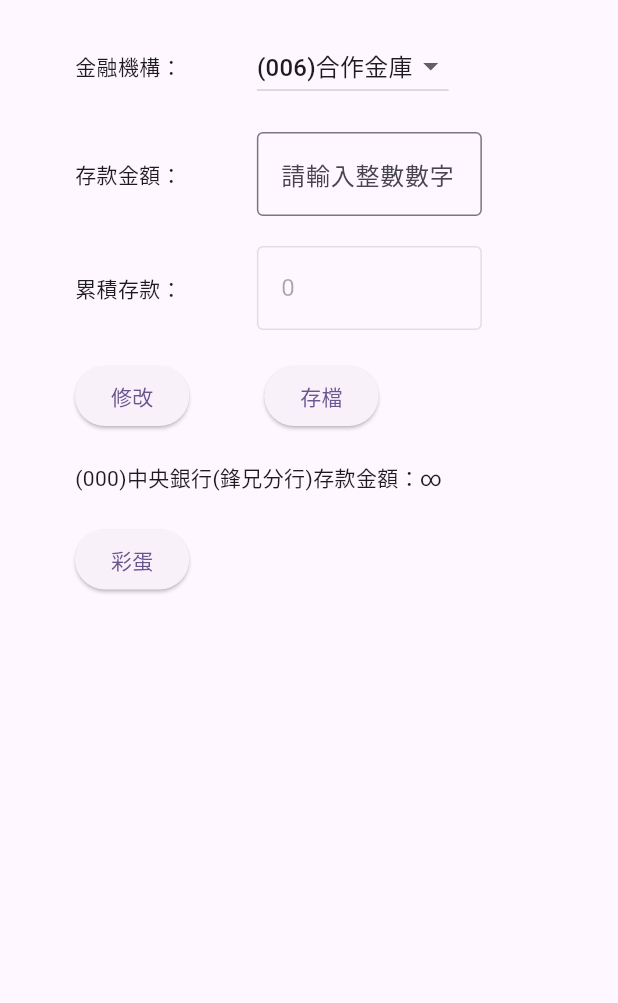
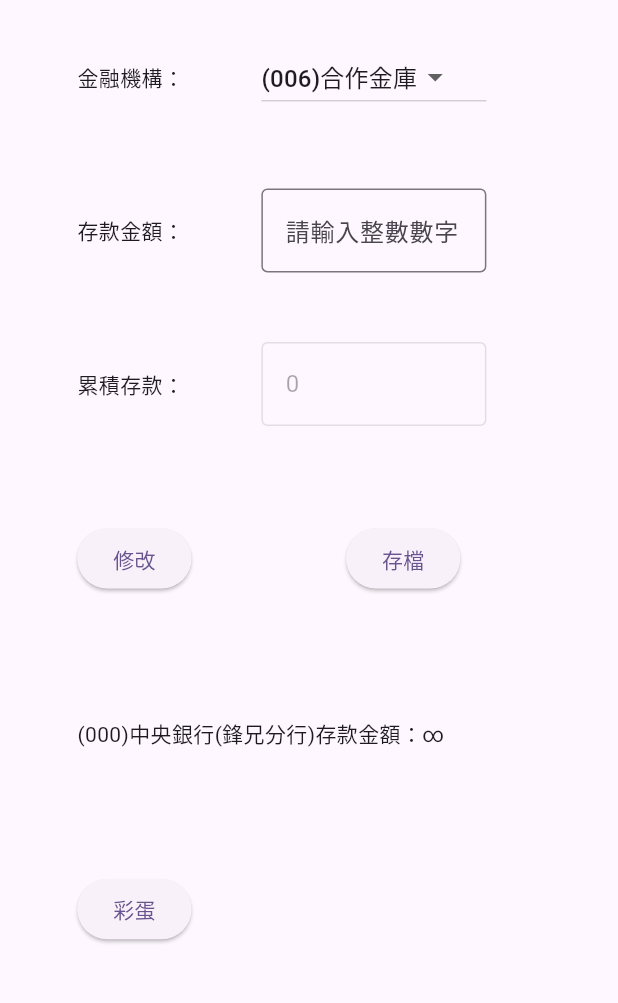
Before and after one commit to goldshoot0720/Flutter_Feng37_Bank, a Flutter app: the screen it shows after launch, on a phone screen of 412 x 824 dp, the part 84-1087 px from its top. Run offline on Flutter 3.47's test engine with Material 3 defaults, Android fonts, the light colour scheme and no system bars; our stand-ins replace fluttertoast, shared_preferences.

Commit message:
screenHeight screenWidth auto rejust

```diff
--- a/lib/main.dart
+++ b/lib/main.dart
@@ -1,6 +1,7 @@
 import 'package:flutter/material.dart';
 import 'package:shared_preferences/shared_preferences.dart';
 import 'package:fluttertoast/fluttertoast.dart';
+import 'package:flutter/services.dart';
 
 void main() {
   runApp(const MyApp());
@@ -58,7 +59,18 @@ class MyHomePage extends StatefulWidget {
 
 class _MyHomePageState extends State<MyHomePage> {
   String selectedValue = "0"; // 在這裡聲明 selectedValue，而不是放在 build 方法裡
-  List<String> bank_savings = ["0", "0", "0", "0", "0", "0", "0", "0", "0", "0",];
+  List<String> bank_savings = [
+    "0",
+    "0",
+    "0",
+    "0",
+    "0",
+    "0",
+    "0",
+    "0",
+    "0",
+    "0",
+  ];
 
   int calcSumSaving(List<String> bankSavings) {
     int sumSaving = 0;
@@ -103,6 +115,10 @@ class _MyHomePageState extends State<MyHomePage> {
   void initState() {
     super.initState();
     _loadData();
+    SystemChrome.setPreferredOrientations([
+      DeviceOrientation.portraitUp,
+      DeviceOrientation.portraitDown,
+    ]);
   }
 
   @override
@@ -113,6 +129,29 @@ class _MyHomePageState extends State<MyHomePage> {
     // The Flutter framework has been optimized to make rerunning build methods
     // fast, so that you can just rebuild anything that needs updating rather
     // than having to individually change instances of widgets.
+    double screenWidth = MediaQuery.of(context).size.width;
+    double myWidth = screenWidth;
+    if (screenWidth < 500) {
+      myWidth = screenWidth / 8; // 62.5
+    } else if (screenWidth < 1000) {
+      myWidth = screenWidth / 12;
+    } else if (screenWidth < 1500) {
+      myWidth = screenWidth / 18; // 83.3
+    } else {
+      myWidth = 100;
+    }
+    double screenHeight = MediaQuery.of(context).size.height;
+    double myHeight = screenHeight;
+    if (screenHeight < 1000) {
+      myHeight = screenHeight / 20; // 50
+    } else if (screenHeight < 1000) {
+      myHeight = screenHeight / 30;
+    } else if (screenHeight < 1500) {
+      myHeight = screenHeight / 45; // 33.3
+    } else {
+      myHeight = 30;
+    }
+    print(screenWidth.toString() + "," + screenHeight.toString());
     _controller2.text =
         _controller2.text = calcSumSaving(bank_savings).toString();
     return Scaffold(
@@ -143,13 +182,19 @@ class _MyHomePageState extends State<MyHomePage> {
           // action in the IDE, or press "p" in the console), to see the
           // wireframe for each widget.
           children: <Widget>[
-            SizedBox(height: 20),
             Row(
               children: <Widget>[
-                SizedBox(width: 50),
-                Text('金融機構：'),
-                SizedBox(width: 50),
-                CustomDropdown(
+                Padding(
+                  padding: EdgeInsets.symmetric(
+                    horizontal: myWidth,
+                    vertical: myHeight,
+                  ),
+                  child: Text('金融機構：'),
+                ),
+                Container(
+                  width: 150, // Set the width of the TextField
+
+                  child: CustomDropdown(
                     selectedValue: selectedValue,
                     onChanged: (value) {
                       setState(() {
@@ -160,16 +205,21 @@ class _MyHomePageState extends State<MyHomePage> {
                     controller2: _controller2,
                     bank_savings: bank_savings,
                   ),
+                ),
               ],
             ),
-            SizedBox(height: 20),
             Row(
               children: <Widget>[
-                SizedBox(width: 50),
-                Text('存款金額：'),
-                SizedBox(width: 50),
+                Padding(
+                  padding: EdgeInsets.symmetric(
+                    horizontal: myWidth,
+                    vertical: myHeight,
+                  ),
+                  child: Text('存款金額：'),
+                ),
                 Container(
                   width: 150, // Set the width of the TextField
+
                   child: TextField(
                     controller: _controller,
                     decoration: InputDecoration(
@@ -180,14 +230,18 @@ class _MyHomePageState extends State<MyHomePage> {
                 ),
               ],
             ),
-            SizedBox(height: 20),
             Row(
               children: <Widget>[
-                SizedBox(width: 50),
-                Text('累積存款：'),
-                SizedBox(width: 50),
+                Padding(
+                  padding: EdgeInsets.symmetric(
+                    horizontal: myWidth,
+                    vertical: myHeight,
+                  ),
+                  child: Text('累積存款：'),
+                ),
                 Container(
                   width: 150, // Set the width of the TextField
+
                   child: TextField(
                     controller: _controller2,
                     decoration: InputDecoration(
@@ -198,11 +252,14 @@ class _MyHomePageState extends State<MyHomePage> {
                 ),
               ],
             ),
-            SizedBox(height: 20),
             Row(
               children: <Widget>[
-                SizedBox(width: 50),
-                ElevatedButton(
+                Padding(
+                  padding: EdgeInsets.symmetric(
+                    horizontal: myWidth,
+                    vertical: myHeight,
+                  ),
+                  child: ElevatedButton(
                     onPressed: () {
                       setState(() {
                         if (!isInteger(_controller.text)) {
@@ -210,7 +267,8 @@ class _MyHomePageState extends State<MyHomePage> {
                           return;
                         }
                         // 更新存款金額
-                      bank_savings[int.parse(selectedValue)] = _controller.text;
+                        bank_savings[int.parse(selectedValue)] =
+                            _controller.text;
                         // 更新累積存款顯示框
                         _controller2.text =
                             calcSumSaving(bank_savings).toString();
@@ -232,8 +290,14 @@ class _MyHomePageState extends State<MyHomePage> {
                     },
                     child: Text('修改'),
                   ),
-                SizedBox(width: 50),
-                ElevatedButton(
+                ),
+
+                Padding(
+                  padding: EdgeInsets.symmetric(
+                    horizontal: myWidth,
+                    vertical: myHeight,
+                  ),
+                  child: ElevatedButton(
                     onPressed: () {
                       _saveData();
                       Fluttertoast.showToast(
@@ -252,20 +316,28 @@ class _MyHomePageState extends State<MyHomePage> {
                     },
                     child: Text('存檔'),
                   ),
+                ),
               ],
             ),
-            SizedBox(height: 20),
             Row(
               children: <Widget>[
-                SizedBox(width: 50),
-                Text('(000)中央銀行(鋒兄分行)存款金額：∞ '),
+                Padding(
+                  padding: EdgeInsets.symmetric(
+                    horizontal: myWidth,
+                    vertical: myHeight,
+                  ),
+                  child: Text('(000)中央銀行(鋒兄分行)存款金額：∞ '),
+                ),
               ],
             ),
-            SizedBox(height: 20),
             Row(
               children: <Widget>[
-                SizedBox(width: 50),
-                ElevatedButton(
+                Padding(
+                  padding: EdgeInsets.symmetric(
+                    horizontal: myWidth,
+                    vertical: myHeight,
+                  ),
+                  child: ElevatedButton(
                     onPressed: () {
                       showDialog(
                         context: context,
@@ -288,6 +360,7 @@ class _MyHomePageState extends State<MyHomePage> {
                       );
                     },
                     child: Text('彩蛋'),
+                  ),
                 ),
               ],
             ),
```
Also changed, not shown: 1 other file. Lines whose indentation alone changed are shown as unchanged.
